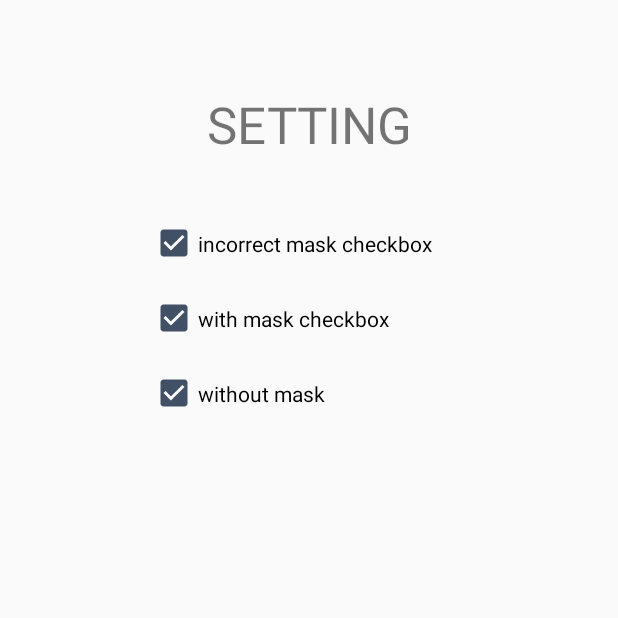
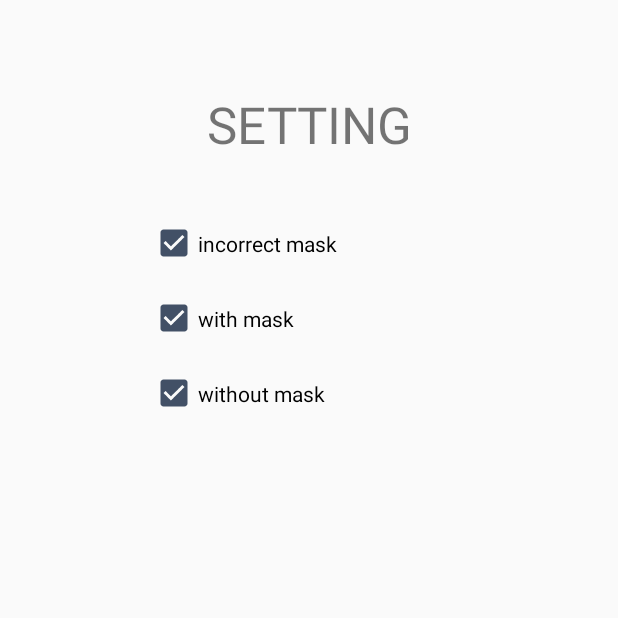
Before and after one commit to LorisGiann/face_mask_detection_proj, an Android app: the Activity_setting screen opened directly, with no data from a screen before it, on a phone screen of 412 x 824 dp, the top half of it. Run offline under Robolectric (Android 15) with nearby library versions, the phone set to English and light mode, and no system bars.

Commit message:
little fix

```diff
--- a/android/app/src/main/java/org/tensorflow/lite/examples/detection/CameraActivity.java
+++ b/android/app/src/main/java/org/tensorflow/lite/examples/detection/CameraActivity.java
@@ -313,9 +313,9 @@ public abstract class CameraActivity extends AppCompatActivity
     }
 
     //PROBLEMINO
-    contMaskView.setText("Persone con la mascherina: "+String.valueOf(ck.getContCheckMask()));
-    contNoMaskView.setText("Persone senza la mascherina: "+String.valueOf(ck.getContCheckNoMask()));
-    contMaskIncorretlyView.setText("Persone con la mascherina indossata in modo errato: "+String.valueOf(ck.getContCheckMaskIncorretly()));
+    //contMaskView.setText("Persone con la mascherina: "+String.valueOf(ck.getContCheckMask()));
+    //contNoMaskView.setText("Persone senza la mascherina: "+String.valueOf(ck.getContCheckNoMask()));
+    //contMaskIncorretlyView.setText("Persone con la mascherina indossata in modo errato: "+String.valueOf(ck.getContCheckMaskIncorretly()));
 
     Trace.endSection();
   }
--- a/android/app/src/main/res/layout/activity_setting.xml
+++ b/android/app/src/main/res/layout/activity_setting.xml
@@ -25,7 +25,7 @@
         android:layout_height="50dp"
         android:layout_marginStart="100dp"
         android:layout_marginTop="32dp"
-        android:text="incorrect mask checkbox"
+        android:text="incorrect mask"
         app:layout_constraintStart_toStartOf="parent"
         app:layout_constraintTop_toBottomOf="@+id/textView" />
 
@@ -43,7 +43,7 @@
         android:layout_width="wrap_content"
         android:layout_height="50dp"
         android:layout_marginStart="100dp"
-        android:text="with mask checkbox"
+        android:text="with mask"
         app:layout_constraintStart_toStartOf="parent"
         app:layout_constraintTop_toBottomOf="@+id/IncorrectMaskCheckbox" />
 
--- a/android/app/src/main/res/layout/tfe_od_activity_camera.xml
+++ b/android/app/src/main/res/layout/tfe_od_activity_camera.xml
@@ -53,7 +53,7 @@
         android:layout_height="47dp"
         android:layout_marginLeft="10dp"
         android:layout_marginTop="500dp"
-        android:text="CIAO"></TextView>
+        android:text="Mask: "></TextView>
 
     <TextView
         android:id="@+id/contNoMask"
@@ -61,7 +61,7 @@
         android:layout_height="50dp"
         android:layout_marginLeft="10dp"
         android:layout_marginTop="550dp"
-        android:text="CIAO"></TextView>
+        android:text="No mask:"></TextView>
 
     <TextView
         android:id="@+id/contMaskIncorretly"
@@ -69,7 +69,7 @@
         android:layout_height="50dp"
         android:layout_marginLeft="10dp"
         android:layout_marginTop="600dp"
-        android:text="CIAO"></TextView>
+        android:text="Mask incorretly:"></TextView>
 
     <include
         android:id="@+id/bottom_sheet_layout"
```
